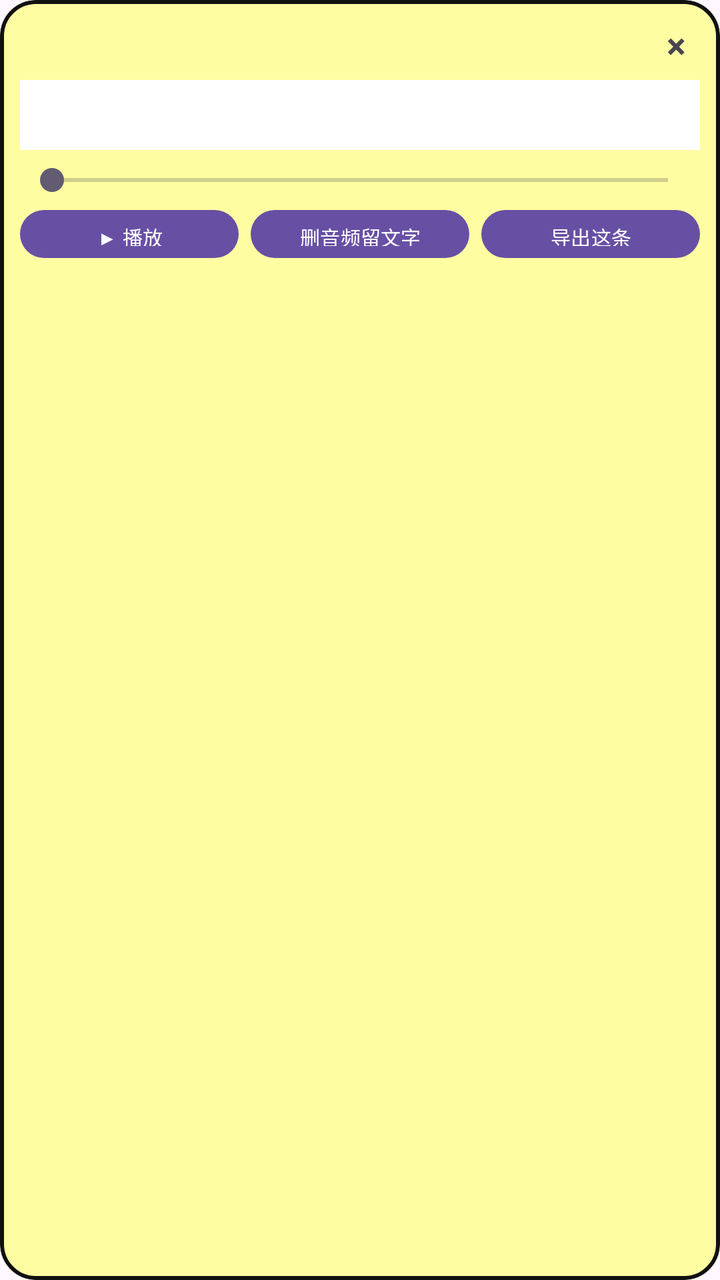
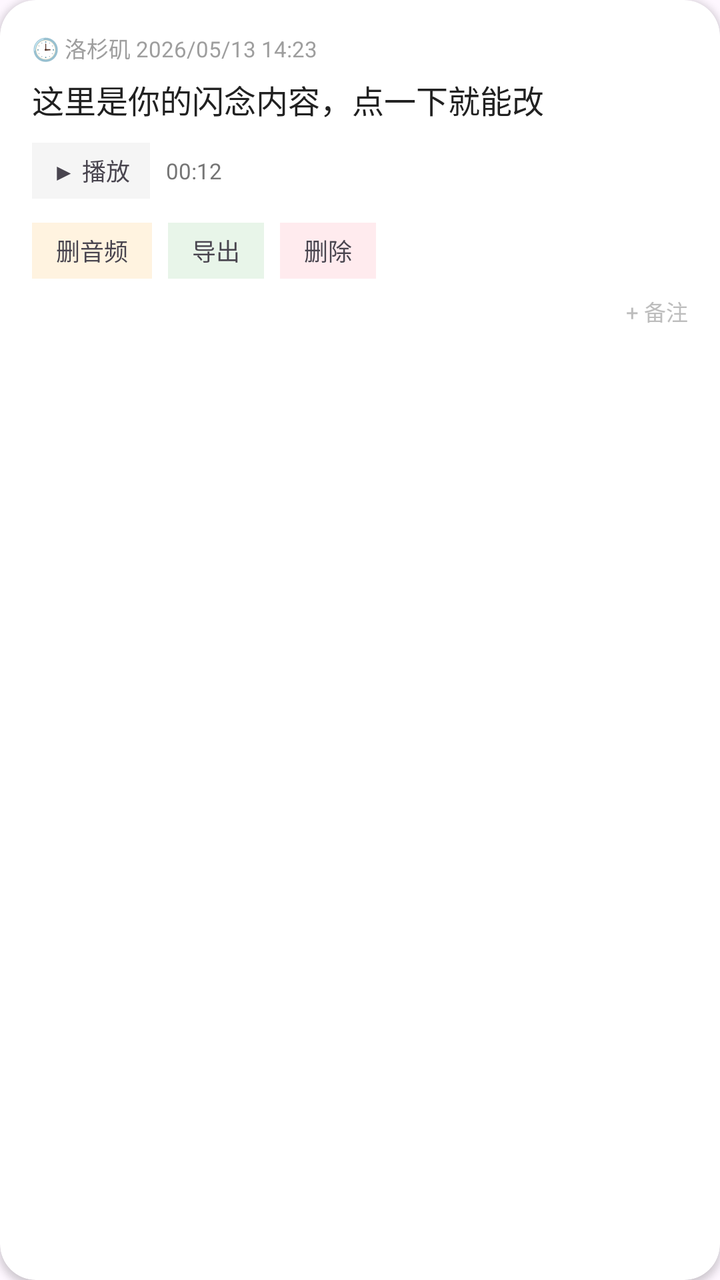

Two renders of the same Android screen: before a commit and after it. Below are the layout's source before the change and the commit's diff.
<!-- AndroidManifest.xml: application theme Theme.Material3.DayNight.NoActionBar -->
<!-- res/layout/item_capsule.xml -->
<com.google.android.material.card.MaterialCardView xmlns:android="http://schemas.android.com/apk/res/android" xmlns:app="http://schemas.android.com/apk/res-auto"
    android:layout_width="match_parent" android:layout_height="wrap_content" android:layout_marginBottom="10dp"
    app:cardCornerRadius="18dp" app:strokeWidth="2dp" app:strokeColor="#111" app:cardBackgroundColor="#FFFDA2">
    <LinearLayout android:orientation="vertical" android:layout_width="match_parent" android:layout_height="wrap_content" android:padding="10dp">
        <LinearLayout android:orientation="horizontal" android:layout_width="match_parent" android:layout_height="wrap_content" android:gravity="center_vertical">
            <TextView android:id="@+id/itemMeta" android:layout_width="0dp" android:layout_weight="1" android:layout_height="wrap_content"
                android:textSize="10sp" android:textStyle="bold" android:alpha="0.65"/>
            <TextView android:id="@+id/btnDel" android:layout_width="24dp" android:layout_height="24dp" android:text="×" android:gravity="center" android:textSize="18sp" android:textStyle="bold"/>
        </LinearLayout>
        <TextView android:id="@+id/itemText" android:layout_width="match_parent" android:layout_height="wrap_content"
            android:textSize="14sp" android:textIsSelectable="false" android:focusable="true" android:focusableInTouchMode="true"
            android:background="#ffffff" android:padding="8dp" android:layout_marginTop="6dp"/>
        <SeekBar android:id="@+id/seek" android:layout_width="match_parent" android:layout_height="wrap_content" android:layout_marginTop="6dp"/>
        <LinearLayout android:orientation="horizontal" android:layout_width="match_parent" android:layout_height="wrap_content" android:layout_marginTop="2dp">
            <Button android:id="@+id/btnPlay" android:layout_width="0dp" android:layout_weight="1" android:layout_height="32dp" android:text="▶ 播放" android:textSize="10sp"/>
            <Button android:id="@+id/btnDelAud" android:layout_width="0dp" android:layout_weight="1" android:layout_height="32dp" android:text="删音频留文字" android:textSize="10sp" android:layout_marginLeft="6dp"/>
            <Button android:id="@+id/btnExportOne" android:layout_width="0dp" android:layout_weight="1" android:layout_height="32dp" android:text="导出这条" android:textSize="10sp" android:layout_marginLeft="6dp"/>
        </LinearLayout>
    </LinearLayout>
</com.google.android.material.card.MaterialCardView>
<!-- resources referenced by this layout -->
<resources>

</resources>

<!-- the commit's change to res/layout/item_capsule.xml (unified diff, before → after) -->
@@ -1,20 +1,145 @@
-<com.google.android.material.card.MaterialCardView xmlns:android="http://schemas.android.com/apk/res/android" xmlns:app="http://schemas.android.com/apk/res-auto"
-    android:layout_width="match_parent" android:layout_height="wrap_content" android:layout_marginBottom="10dp"
-    app:cardCornerRadius="18dp" app:strokeWidth="2dp" app:strokeColor="#111" app:cardBackgroundColor="#FFFDA2">
-    <LinearLayout android:orientation="vertical" android:layout_width="match_parent" android:layout_height="wrap_content" android:padding="10dp">
-        <LinearLayout android:orientation="horizontal" android:layout_width="match_parent" android:layout_height="wrap_content" android:gravity="center_vertical">
-            <TextView android:id="@+id/itemMeta" android:layout_width="0dp" android:layout_weight="1" android:layout_height="wrap_content"
-                android:textSize="10sp" android:textStyle="bold" android:alpha="0.65"/>
-            <TextView android:id="@+id/btnDel" android:layout_width="24dp" android:layout_height="24dp" android:text="×" android:gravity="center" android:textSize="18sp" android:textStyle="bold"/>
+<?xml version="1.0" encoding="utf-8"?>
+<androidx.cardview.widget.CardView xmlns:android="http://schemas.android.com/apk/res/android"
+    xmlns:app="http://schemas.android.com/apk/res-auto"
+    android:layout_width="match_parent"
+    android:layout_height="wrap_content"
+    android:layout_marginHorizontal="8dp"
+    android:layout_marginVertical="6dp"
+    app:cardCornerRadius="18dp"
+    app:cardBackgroundColor="#FFFFFF"
+    app:strokeWidth="1dp"
+    app:strokeColor="#E0E0E0"
+    app:cardElevation="2dp">
+
+    <LinearLayout
+        android:layout_width="match_parent"
+        android:layout_height="wrap_content"
+        android:orientation="vertical"
+        android:padding="16dp">
+
+        
+        <TextView
+            android:id="@+id/tvTime"
+            android:layout_width="wrap_content"
+            android:layout_height="wrap_content"
+            android:text="🕒 洛杉矶 2026/05/13 14:23"
+            android:textSize="11sp"
+            android:textColor="#9E9E9E" />
+
+        
+        <TextView
+            android:id="@+id/tvContent"
+            android:layout_width="match_parent"
+            android:layout_height="wrap_content"
+            android:layout_marginTop="6dp"
+            android:text="这里是你的闪念内容，点一下就能改"
+            android:textSize="16sp"
+            android:textColor="#212121"
+            android:lineSpacingExtra="4dp" />
+
+        
+        <LinearLayout
+            android:id="@+id/layoutAudio"
+            android:layout_width="match_parent"
+            android:layout_height="wrap_content"
+            android:orientation="horizontal"
+            android:gravity="center_vertical"
+            android:layout_marginTop="10dp">
+
+            <TextView
+                android:id="@+id/btnPlay"
+                android:layout_width="wrap_content"
+                android:layout_height="28dp"
+                android:background="#F5F5F5"
+                android:text="▶ 播放"
+                android:textSize="12sp"
+                android:gravity="center"
+                android:paddingHorizontal="10dp" />
+
+            <TextView
+                android:id="@+id/tvDuration"
+                android:layout_width="wrap_content"
+                android:layout_height="wrap_content"
+                android:layout_marginStart="8dp"
+                android:text="00:12"
+                android:textSize="11sp"
+                android:textColor="#757575" />
         </LinearLayout>
-        <TextView android:id="@+id/itemText" android:layout_width="match_parent" android:layout_height="wrap_content"
-            android:textSize="14sp" android:textIsSelectable="false" android:focusable="true" android:focusableInTouchMode="true"
-            android:background="#ffffff" android:padding="8dp" android:layout_marginTop="6dp"/>
-        <SeekBar android:id="@+id/seek" android:layout_width="match_parent" android:layout_height="wrap_content" android:layout_marginTop="6dp"/>
-        <LinearLayout android:orientation="horizontal" android:layout_width="match_parent" android:layout_height="wrap_content" android:layout_marginTop="2dp">
-            <Button android:id="@+id/btnPlay" android:layout_width="0dp" android:layout_weight="1" android:layout_height="32dp" android:text="▶ 播放" android:textSize="10sp"/>
-            <Button android:id="@+id/btnDelAud" android:layout_width="0dp" android:layout_weight="1" android:layout_height="32dp" android:text="删音频留文字" android:textSize="10sp" android:layout_marginLeft="6dp"/>
-            <Button android:id="@+id/btnExportOne" android:layout_width="0dp" android:layout_weight="1" android:layout_height="32dp" android:text="导出这条" android:textSize="10sp" android:layout_marginLeft="6dp"/>
+
+        
+        <HorizontalScrollView
+            android:layout_width="match_parent"
+            android:layout_height="wrap_content"
+            android:layout_marginTop="12dp"
+            android:scrollbars="none">
+
+            <LinearLayout
+                android:layout_width="wrap_content"
+                android:layout_height="wrap_content"
+                android:orientation="horizontal">
+
+                <TextView
+                    android:id="@+id/btnDeleteAudio"
+                    android:layout_width="wrap_content"
+                    android:layout_height="28dp"
+                    android:layout_marginEnd="8dp"
+                    android:background="#FFF3E0"
+                    android:text="删音频"
+                    android:textSize="12sp"
+                    android:gravity="center"
+                    android:paddingHorizontal="12dp" />
+
+                <TextView
+                    android:id="@+id/btnExport"
+                    android:layout_width="wrap_content"
+                    android:layout_height="28dp"
+                    android:layout_marginEnd="8dp"
+                    android:background="#E8F5E9"
+                    android:text="导出"
+                    android:textSize="12sp"
+                    android:gravity="center"
+                    android:paddingHorizontal="12dp" />
+
+                <TextView
+                    android:id="@+id/btnDelete"
+                    android:layout_width="wrap_content"
+                    android:layout_height="28dp"
+                    android:background="#FFEBEE"
+                    android:text="删除"
+                    android:textSize="12sp"
+                    android:gravity="center"
+                    android:paddingHorizontal="12dp" />
+            </LinearLayout>
+        </HorizontalScrollView>
+
+        
+        <TextView
+            android:id="@+id/btnAddNote"
+            android:layout_width="wrap_content"
+            android:layout_height="wrap_content"
+            android:layout_gravity="end"
+            android:layout_marginTop="8dp"
+            android:text="+ 备注"
+            android:textSize="11sp"
+            android:textColor="#BDBDBD" />
+
+        <LinearLayout
+            android:id="@+id/layoutNote"
+            android:layout_width="match_parent"
+            android:layout_height="wrap_content"
+            android:orientation="vertical"
+            android:visibility="gone"
+            android:layout_marginTop="8dp"
+            android:background="#FAFAFA"
+            android:padding="8dp">
+
+            <EditText
+                android:id="@+id/etNote"
+                android:layout_width="match_parent"
+                android:layout_height="wrap_content"
+                android:hint="添加备注..."
+                android:textSize="13sp"
+                android:background="@null" />
         </LinearLayout>
     </LinearLayout>
-</com.google.android.material.card.MaterialCardView>
+</androidx.cardview.widget.CardView>
